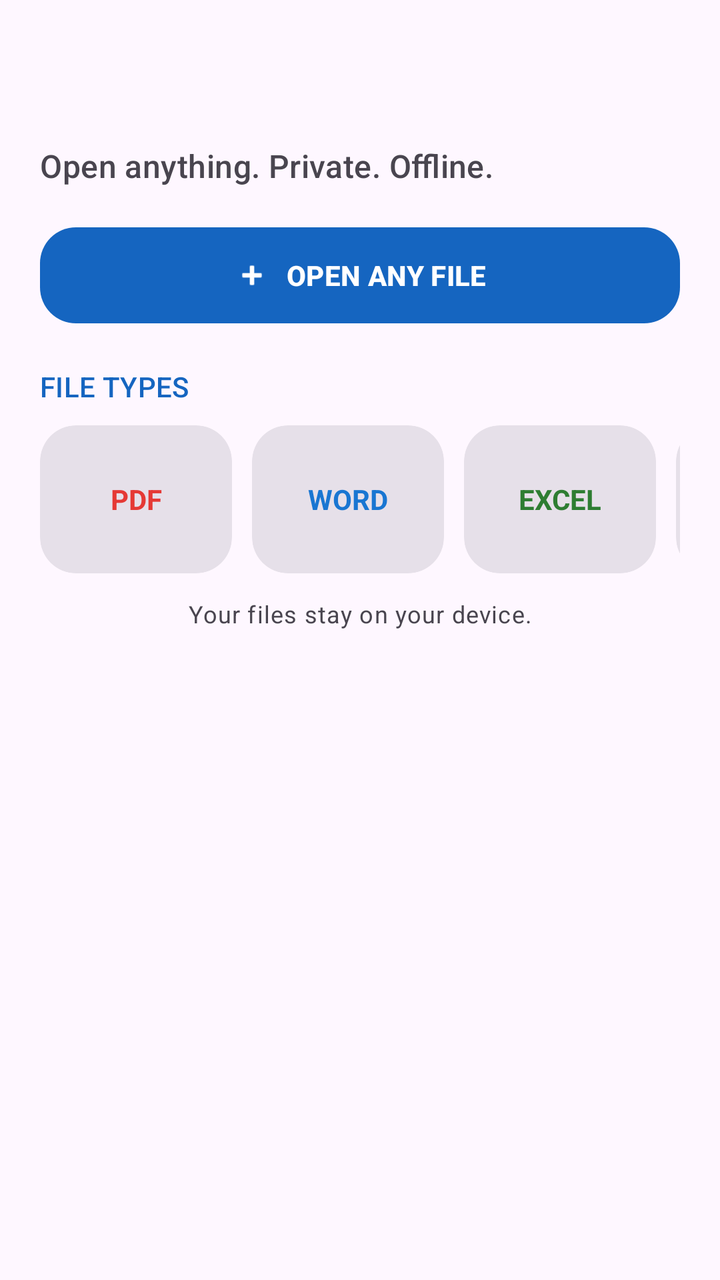
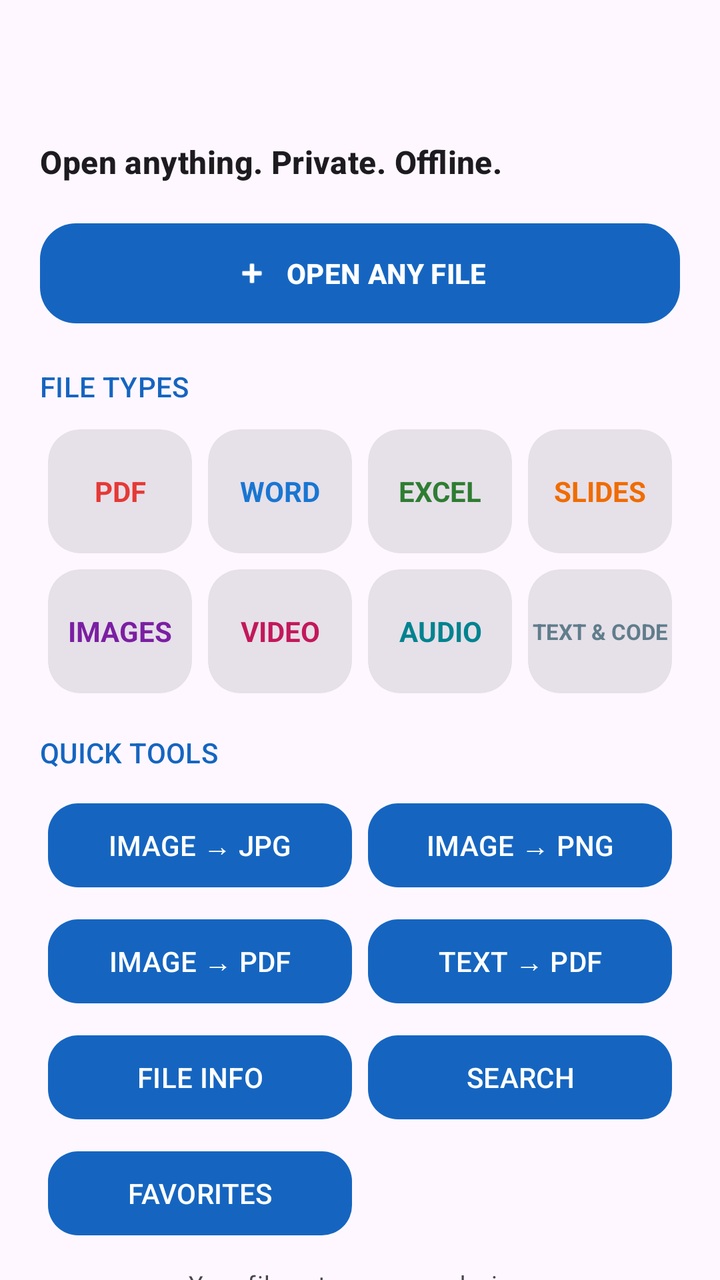

The first picture is an Android layout as it rendered before a commit; the second is the same layout after the commit. The layout source and the unified diff follow.
<!-- AndroidManifest.xml: application theme Theme.Gander -->
<!-- res/layout/activity_main.xml -->
<?xml version="1.0" encoding="utf-8"?>
<FrameLayout xmlns:android="http://schemas.android.com/apk/res/android"
    xmlns:app="http://schemas.android.com/apk/res-auto"
    android:id="@+id/root"
    android:layout_width="match_parent"
    android:layout_height="match_parent">

    <LinearLayout
        android:layout_width="match_parent"
        android:layout_height="match_parent"
        android:orientation="vertical">

        <com.google.android.material.appbar.MaterialToolbar
            android:id="@+id/toolbar"
            android:layout_width="match_parent"
            android:layout_height="?attr/actionBarSize"
            android:background="?attr/colorSurface"
            app:titleTextAppearance="?attr/textAppearanceTitleLarge" />

        <LinearLayout
            android:id="@+id/homeHero"
            android:layout_width="match_parent"
            android:layout_height="wrap_content"
            android:orientation="vertical"
            android:paddingStart="20dp"
            android:paddingEnd="20dp"
            android:paddingTop="8dp"
            android:paddingBottom="10dp">

            <TextView
                android:layout_width="match_parent"
                android:layout_height="wrap_content"
                android:text="@string/main_subtitle"
                android:textAppearance="?attr/textAppearanceTitleMedium"
                android:textColor="?attr/colorOnSurfaceVariant" />

            <com.google.android.material.button.MaterialButton
                android:id="@+id/openHeroButton"
                android:layout_width="match_parent"
                android:layout_height="56dp"
                android:layout_marginTop="16dp"
                android:text="@string/open_any_file"
                android:textStyle="bold"
                app:cornerRadius="18dp"
                app:icon="@android:drawable/ic_input_add"
                app:iconGravity="textStart" />

            <TextView
                android:layout_width="match_parent"
                android:layout_height="wrap_content"
                android:layout_marginTop="18dp"
                android:text="@string/file_types"
                android:textAppearance="?attr/textAppearanceLabelLarge"
                android:textColor="?attr/colorPrimary" />

            <HorizontalScrollView
                android:layout_width="match_parent"
                android:layout_height="wrap_content"
                android:layout_marginTop="10dp"
                android:clipToPadding="false"
                android:scrollbars="none">

                <LinearLayout
                    android:layout_width="wrap_content"
                    android:layout_height="wrap_content"
                    android:orientation="horizontal">

                    <com.google.android.material.card.MaterialCardView
                        android:id="@+id/typePdf"
                        style="@style/Widget.Material3.CardView.Filled"
                        android:layout_width="96dp"
                        android:layout_height="74dp"
                        android:layout_marginEnd="10dp"
                        android:clickable="true"
                        android:focusable="true"
                        app:cardCornerRadius="18dp">
                        <TextView
                            android:layout_width="match_parent"
                            android:layout_height="match_parent"
                            android:gravity="center"
                            android:text="@string/type_pdf"
                            android:textStyle="bold"
                            android:textColor="#E53935" />
                    </com.google.android.material.card.MaterialCardView>

                    <com.google.android.material.card.MaterialCardView
                        android:id="@+id/typeWord"
                        style="@style/Widget.Material3.CardView.Filled"
                        android:layout_width="96dp"
                        android:layout_height="74dp"
                        android:layout_marginEnd="10dp"
                        android:clickable="true"
                        android:focusable="true"
                        app:cardCornerRadius="18dp">
                        <TextView
                            android:layout_width="match_parent"
                            android:layout_height="match_parent"
                            android:gravity="center"
                            android:text="@string/type_word"
                            android:textStyle="bold"
                            android:textColor="#1976D2" />
                    </com.google.android.material.card.MaterialCardView>

                    <com.google.android.material.card.MaterialCardView
                        android:id="@+id/typeExcel"
                        style="@style/Widget.Material3.CardView.Filled"
                        android:layout_width="96dp"
                        android:layout_height="74dp"
                        android:layout_marginEnd="10dp"
                        android:clickable="true"
                        android:focusable="true"
                        app:cardCornerRadius="18dp">
                        <TextView
                            android:layout_width="match_parent"
                            android:layout_height="match_parent"
                            android:gravity="center"
                            android:text="@string/type_excel"
                            android:textStyle="bold"
                            android:textColor="#2E7D32" />
                    </com.google.android.material.card.MaterialCardView>

                    <com.google.android.material.card.MaterialCardView
                        android:id="@+id/typeSlides"
                        style="@style/Widget.Material3.CardView.Filled"
                        android:layout_width="96dp"
                        android:layout_height="74dp"
                        android:layout_marginEnd="10dp"
                        android:clickable="true"
                        android:focusable="true"
                        app:cardCornerRadius="18dp">
                        <TextView
                            android:layout_width="match_parent"
                            android:layout_height="match_parent"
                            android:gravity="center"
                            android:text="@string/type_slides"
                            android:textStyle="bold"
                            android:textColor="#EF6C00" />
                    </com.google.android.material.card.MaterialCardView>

                    <com.google.android.material.card.MaterialCardView
                        android:id="@+id/typeImages"
                        style="@style/Widget.Material3.CardView.Filled"
                        android:layout_width="96dp"
                        android:layout_height="74dp"
                        android:layout_marginEnd="10dp"
                        android:clickable="true"
                        android:focusable="true"
                        app:cardCornerRadius="18dp">
                        <TextView
                            android:layout_width="match_parent"
                            android:layout_height="match_parent"
                            android:gravity="center"
                            android:text="@string/type_images"
                            android:textStyle="bold"
                            android:textColor="#7B1FA2" />
                    </com.google.android.material.card.MaterialCardView>

                    <com.google.android.material.card.MaterialCardView
                        android:id="@+id/typeVideo"
                        style="@style/Widget.Material3.CardView.Filled"
                        android:layout_width="96dp"
                        android:layout_height="74dp"
                        android:layout_marginEnd="10dp"
                        android:clickable="true"
                        android:focusable="true"
                        app:cardCornerRadius="18dp">
                        <TextView
                            android:layout_width="match_parent"
                            android:layout_height="match_parent"
                            android:gravity="center"
                            android:text="@string/type_video"
                            android:textStyle="bold"
                            android:textColor="#C2185B" />
                    </com.google.android.material.card.MaterialCardView>

                    <com.google.android.material.card.MaterialCardView
                        android:id="@+id/typeAudio"
                        style="@style/Widget.Material3.CardView.Filled"
                        android:layout_width="96dp"
                        android:layout_height="74dp"
                        android:layout_marginEnd="10dp"
                        android:clickable="true"
                        android:focusable="true"
                        app:cardCornerRadius="18dp">
                        <TextView
                            android:layout_width="match_parent"
                            android:layout_height="match_parent"
                            android:gravity="center"
                            android:text="@string/type_audio"
                            android:textStyle="bold"
                            android:textColor="#00838F" />
                    </com.google.android.material.card.MaterialCardView>

                    <com.google.android.material.card.MaterialCardView
                        android:id="@+id/typeCode"
                        style="@style/Widget.Material3.CardView.Filled"
                        android:layout_width="112dp"
                        android:layout_height="74dp"
                        android:clickable="true"
                        android:focusable="true"
                        app:cardCornerRadius="18dp">
                        <TextView
                            android:layout_width="match_parent"
                            android:layout_height="match_parent"
                            android:gravity="center"
                            android:text="@string/type_code"
                            android:textStyle="bold"
                            android:textColor="#607D8B" />
                    </com.google.android.material.card.MaterialCardView>

                </LinearLayout>
            </HorizontalScrollView>

            <TextView
                android:layout_width="match_parent"
                android:layout_height="wrap_content"
                android:layout_marginTop="12dp"
                android:gravity="center_horizontal"
                android:text="@string/privacy_note"
                android:textAppearance="?attr/textAppearanceBodySmall"
                android:textColor="?attr/colorOnSurfaceVariant" />

        </LinearLayout>

        <androidx.recyclerview.widget.RecyclerView
            android:id="@+id/list"
            android:layout_width="match_parent"
            android:layout_height="0dp"
            android:layout_weight="1"
            android:clipToPadding="false"
            android:paddingBottom="24dp" />
    </LinearLayout>

    
    <com.google.android.material.floatingactionbutton.ExtendedFloatingActionButton
        android:id="@+id/openFab"
        android:layout_width="wrap_content"
        android:layout_height="wrap_content"
        android:visibility="gone"
        android:text="@string/open_a_file" />

</FrameLayout>
<!-- resources referenced by this layout -->
<resources>
  <string name="file_types">FILE TYPES</string>
  <string name="main_subtitle">Open anything. Private. Offline.</string>
  <string name="open_a_file">Open a file</string>
  <string name="open_any_file">OPEN ANY FILE</string>
  <string name="privacy_note">Your files stay on your device.</string>
  <string name="type_audio">AUDIO</string>
  <string name="type_code">TEXT &amp; CODE</string>
  <string name="type_excel">EXCEL</string>
  <string name="type_images">IMAGES</string>
  <string name="type_pdf">PDF</string>
  <string name="type_slides">SLIDES</string>
  <string name="type_video">VIDEO</string>
  <string name="type_word">WORD</string>
  <style name="Theme.Gander" parent="Theme.Material3.DayNight.NoActionBar">
          <item name="colorPrimary">@color/gander_primary</item>
          <item name="android:windowLightStatusBar">true</item>
      </style>
  <color name="gander_primary">#1565C0</color>
</resources>

<!-- the commit's change to res/layout/activity_main.xml (unified diff, before → after) -->
@@ -17,210 +17,103 @@
             android:background="?attr/colorSurface"
             app:titleTextAppearance="?attr/textAppearanceTitleLarge" />
 
-        <LinearLayout
+        <androidx.core.widget.NestedScrollView
             android:id="@+id/homeHero"
             android:layout_width="match_parent"
             android:layout_height="wrap_content"
-            android:orientation="vertical"
-            android:paddingStart="20dp"
-            android:paddingEnd="20dp"
-            android:paddingTop="8dp"
-            android:paddingBottom="10dp">
+            android:fillViewport="false"
+            android:overScrollMode="never">
 
-            <TextView
+            <LinearLayout
                 android:layout_width="match_parent"
                 android:layout_height="wrap_content"
-                android:text="@string/main_subtitle"
-                android:textAppearance="?attr/textAppearanceTitleMedium"
-                android:textColor="?attr/colorOnSurfaceVariant" />
+                android:orientation="vertical"
+                android:paddingStart="20dp"
+                android:paddingEnd="20dp"
+                android:paddingTop="6dp"
+                android:paddingBottom="10dp">
 
-            <com.google.android.material.button.MaterialButton
-                android:id="@+id/openHeroButton"
-                android:layout_width="match_parent"
-                android:layout_height="56dp"
-                android:layout_marginTop="16dp"
-                android:text="@string/open_any_file"
-                android:textStyle="bold"
-                app:cornerRadius="18dp"
-                app:icon="@android:drawable/ic_input_add"
-                app:iconGravity="textStart" />
+                <TextView
+                    android:layout_width="match_parent"
+                    android:layout_height="wrap_content"
+                    android:text="@string/main_subtitle"
+                    android:textAppearance="?attr/textAppearanceTitleMedium"
+                    android:textStyle="bold"
+                    android:textColor="?attr/colorOnSurface" />
 
-            <TextView
-                android:layout_width="match_parent"
-                android:layout_height="wrap_content"
-                android:layout_marginTop="18dp"
-                android:text="@string/file_types"
-                android:textAppearance="?attr/textAppearanceLabelLarge"
-                android:textColor="?attr/colorPrimary" />
+                <com.google.android.material.button.MaterialButton
+                    android:id="@+id/openHeroButton"
+                    android:layout_width="match_parent"
+                    android:layout_height="58dp"
+                    android:layout_marginTop="16dp"
+                    android:text="@string/open_any_file"
+                    android:textStyle="bold"
+                    app:cornerRadius="18dp"
+                    app:icon="@android:drawable/ic_input_add"
+                    app:iconGravity="textStart" />
 
-            <HorizontalScrollView
-                android:layout_width="match_parent"
-                android:layout_height="wrap_content"
-                android:layout_marginTop="10dp"
-                android:clipToPadding="false"
-                android:scrollbars="none">
+                <TextView
+                    android:layout_width="match_parent"
+                    android:layout_height="wrap_content"
+                    android:layout_marginTop="18dp"
+                    android:text="@string/file_types"
+                    android:textAppearance="?attr/textAppearanceLabelLarge"
+                    android:textColor="?attr/colorPrimary" />
 
-                <LinearLayout
-                    android:layout_width="wrap_content"
+                <GridLayout
+                    android:layout_width="match_parent"
                     android:layout_height="wrap_content"
-                    android:orientation="horizontal">
+                    android:layout_marginTop="8dp"
+                    android:columnCount="4"
+                    android:rowCount="2"
+                    android:useDefaultMargins="true">
 
-                    <com.google.android.material.card.MaterialCardView
-                        android:id="@+id/typePdf"
-                        style="@style/Widget.Material3.CardView.Filled"
-                        android:layout_width="96dp"
-                        android:layout_height="74dp"
-                        android:layout_marginEnd="10dp"
-                        android:clickable="true"
-                        android:focusable="true"
-                        app:cardCornerRadius="18dp">
-                        <TextView
-                            android:layout_width="match_parent"
-                            android:layout_height="match_parent"
-                            android:gravity="center"
-                            android:text="@string/type_pdf"
-                            android:textStyle="bold"
-                            android:textColor="#E53935" />
-                    </com.google.android.material.card.MaterialCardView>
+                    <com.google.android.material.card.MaterialCardView android:id="@+id/typePdf" style="@style/Widget.Material3.CardView.Filled" android:layout_width="0dp" android:layout_height="62dp" android:layout_columnWeight="1" android:clickable="true" android:focusable="true" app:cardCornerRadius="16dp"><TextView android:layout_width="match_parent" android:layout_height="match_parent" android:gravity="center" android:text="@string/type_pdf" android:textStyle="bold" android:textColor="#E53935"/></com.google.android.material.card.MaterialCardView>
+                    <com.google.android.material.card.MaterialCardView android:id="@+id/typeWord" style="@style/Widget.Material3.CardView.Filled" android:layout_width="0dp" android:layout_height="62dp" android:layout_columnWeight="1" android:clickable="true" android:focusable="true" app:cardCornerRadius="16dp"><TextView android:layout_width="match_parent" android:layout_height="match_parent" android:gravity="center" android:text="@string/type_word" android:textStyle="bold" android:textColor="#1976D2"/></com.google.android.material.card.MaterialCardView>
+                    <com.google.android.material.card.MaterialCardView android:id="@+id/typeExcel" style="@style/Widget.Material3.CardView.Filled" android:layout_width="0dp" android:layout_height="62dp" android:layout_columnWeight="1" android:clickable="true" android:focusable="true" app:cardCornerRadius="16dp"><TextView android:layout_width="match_parent" android:layout_height="match_parent" android:gravity="center" android:text="@string/type_excel" android:textStyle="bold" android:textColor="#2E7D32"/></com.google.android.material.card.MaterialCardView>
+                    <com.google.android.material.card.MaterialCardView android:id="@+id/typeSlides" style="@style/Widget.Material3.CardView.Filled" android:layout_width="0dp" android:layout_height="62dp" android:layout_columnWeight="1" android:clickable="true" android:focusable="true" app:cardCornerRadius="16dp"><TextView android:layout_width="match_parent" android:layout_height="match_parent" android:gravity="center" android:text="@string/type_slides" android:textStyle="bold" android:textColor="#EF6C00"/></com.google.android.material.card.MaterialCardView>
 
-                    <com.google.android.material.card.MaterialCardView
-                        android:id="@+id/typeWord"
-                        style="@style/Widget.Material3.CardView.Filled"
-                        android:layout_width="96dp"
-                        android:layout_height="74dp"
-                        android:layout_marginEnd="10dp"
-                        android:clickable="true"
-                        android:focusable="true"
-                        app:cardCornerRadius="18dp">
-                        <TextView
-                            android:layout_width="match_parent"
-                            android:layout_height="match_parent"
-                            android:gravity="center"
-                            android:text="@string/type_word"
-                            android:textStyle="bold"
-                            android:textColor="#1976D2" />
-                    </com.google.android.material.card.MaterialCardView>
+                    <com.google.android.material.card.MaterialCardView android:id="@+id/typeImages" style="@style/Widget.Material3.CardView.Filled" android:layout_width="0dp" android:layout_height="62dp" android:layout_columnWeight="1" android:clickable="true" android:focusable="true" app:cardCornerRadius="16dp"><TextView android:layout_width="match_parent" android:layout_height="match_parent" android:gravity="center" android:text="@string/type_images" android:textStyle="bold" android:textColor="#7B1FA2"/></com.google.android.material.card.MaterialCardView>
+                    <com.google.android.material.card.MaterialCardView android:id="@+id/typeVideo" style="@style/Widget.Material3.CardView.Filled" android:layout_width="0dp" android:layout_height="62dp" android:layout_columnWeight="1" android:clickable="true" android:focusable="true" app:cardCornerRadius="16dp"><TextView android:layout_width="match_parent" android:layout_height="match_parent" android:gravity="center" android:text="@string/type_video" android:textStyle="bold" android:textColor="#C2185B"/></com.google.android.material.card.MaterialCardView>
+                    <com.google.android.material.card.MaterialCardView android:id="@+id/typeAudio" style="@style/Widget.Material3.CardView.Filled" android:layout_width="0dp" android:layout_height="62dp" android:layout_columnWeight="1" android:clickable="true" android:focusable="true" app:cardCornerRadius="16dp"><TextView android:layout_width="match_parent" android:layout_height="match_parent" android:gravity="center" android:text="@string/type_audio" android:textStyle="bold" android:textColor="#00838F"/></com.google.android.material.card.MaterialCardView>
+                    <com.google.android.material.card.MaterialCardView android:id="@+id/typeCode" style="@style/Widget.Material3.CardView.Filled" android:layout_width="0dp" android:layout_height="62dp" android:layout_columnWeight="1" android:clickable="true" android:focusable="true" app:cardCornerRadius="16dp"><TextView android:layout_width="match_parent" android:layout_height="match_parent" android:gravity="center" android:text="@string/type_code" android:textSize="11sp" android:textStyle="bold" android:textColor="#607D8B"/></com.google.android.material.card.MaterialCardView>
+                </GridLayout>
 
-                    <com.google.android.material.card.MaterialCardView
-                        android:id="@+id/typeExcel"
-                        style="@style/Widget.Material3.CardView.Filled"
-                        android:layout_width="96dp"
-                        android:layout_height="74dp"
-                        android:layout_marginEnd="10dp"
-                        android:clickable="true"
-                        android:focusable="true"
-                        app:cardCornerRadius="18dp">
-                        <TextView
-                            android:layout_width="match_parent"
-                            android:layout_height="match_parent"
-                            android:gravity="center"
-                            android:text="@string/type_excel"
-                            android:textStyle="bold"
-                            android:textColor="#2E7D32" />
-                    </com.google.android.material.card.MaterialCardView>
+                <TextView
+                    android:layout_width="match_parent"
+                    android:layout_height="wrap_content"
+                    android:layout_marginTop="16dp"
+                    android:text="@string/quick_tools"
+                    android:textAppearance="?attr/textAppearanceLabelLarge"
+                    android:textColor="?attr/colorPrimary" />
 
-                    <com.google.android.material.card.MaterialCardView
-                        android:id="@+id/typeSlides"
-                        style="@style/Widget.Material3.CardView.Filled"
-                        android:layout_width="96dp"
-                        android:layout_height="74dp"
-                        android:layout_marginEnd="10dp"
-                        android:clickable="true"
-                        android:focusable="true"
-                        app:cardCornerRadius="18dp">
-                        <TextView
-                            android:layout_width="match_parent"
-                            android:layout_height="match_parent"
-                            android:gravity="center"
-                            android:text="@string/type_slides"
-                            android:textStyle="bold"
-                            android:textColor="#EF6C00" />
-                    </com.google.android.material.card.MaterialCardView>
+                <GridLayout
+                    android:layout_width="match_parent"
+                    android:layout_height="wrap_content"
+                    android:layout_marginTop="8dp"
+                    android:columnCount="2"
+                    android:useDefaultMargins="true">
 
-                    <com.google.android.material.card.MaterialCardView
-                        android:id="@+id/typeImages"
-                        style="@style/Widget.Material3.CardView.Filled"
-                        android:layout_width="96dp"
-                        android:layout_height="74dp"
-                        android:layout_marginEnd="10dp"
-                        android:clickable="true"
-                        android:focusable="true"
-                        app:cardCornerRadius="18dp">
-                        <TextView
-                            android:layout_width="match_parent"
-                            android:layout_height="match_parent"
-                            android:gravity="center"
-                            android:text="@string/type_images"
-                            android:textStyle="bold"
-                            android:textColor="#7B1FA2" />
-                    </com.google.android.material.card.MaterialCardView>
+                    <com.google.android.material.button.MaterialButton android:id="@+id/toolJpg" android:layout_width="0dp" android:layout_height="50dp" android:layout_columnWeight="1" android:text="@string/tool_jpg" app:cornerRadius="15dp"/>
+                    <com.google.android.material.button.MaterialButton android:id="@+id/toolPng" android:layout_width="0dp" android:layout_height="50dp" android:layout_columnWeight="1" android:text="@string/tool_png" app:cornerRadius="15dp"/>
+                    <com.google.android.material.button.MaterialButton android:id="@+id/toolImagePdf" android:layout_width="0dp" android:layout_height="50dp" android:layout_columnWeight="1" android:text="@string/tool_image_pdf" app:cornerRadius="15dp"/>
+                    <com.google.android.material.button.MaterialButton android:id="@+id/toolTextPdf" android:layout_width="0dp" android:layout_height="50dp" android:layout_columnWeight="1" android:text="@string/tool_text_pdf" app:cornerRadius="15dp"/>
+                    <com.google.android.material.button.MaterialButton android:id="@+id/toolInfo" android:layout_width="0dp" android:layout_height="50dp" android:layout_columnWeight="1" android:text="@string/tool_info" app:cornerRadius="15dp"/>
+                    <com.google.android.material.button.MaterialButton android:id="@+id/toolSearch" android:layout_width="0dp" android:layout_height="50dp" android:layout_columnWeight="1" android:text="@string/tool_search" app:cornerRadius="15dp"/>
+                    <com.google.android.material.button.MaterialButton android:id="@+id/toolFavorites" android:layout_width="0dp" android:layout_height="50dp" android:layout_columnWeight="1" android:text="@string/tool_favorites" app:cornerRadius="15dp"/>
 
-                    <com.google.android.material.card.MaterialCardView
-                        android:id="@+id/typeVideo"
-                        style="@style/Widget.Material3.CardView.Filled"
-                        android:layout_width="96dp"
-                        android:layout_height="74dp"
-                        android:layout_marginEnd="10dp"
-                        android:clickable="true"
-                        android:focusable="true"
-                        app:cardCornerRadius="18dp">
-                        <TextView
-                            android:layout_width="match_parent"
-                            android:layout_height="match_parent"
-                            android:gravity="center"
-                            android:text="@string/type_video"
-                            android:textStyle="bold"
-                            android:textColor="#C2185B" />
-                    </com.google.android.material.card.MaterialCardView>
+                </GridLayout>
 
-                    <com.google.android.material.card.MaterialCardView
-                        android:id="@+id/typeAudio"
-                        style="@style/Widget.Material3.CardView.Filled"
-                        android:layout_width="96dp"
-                        android:layout_height="74dp"
-                        android:layout_marginEnd="10dp"
-                        android:clickable="true"
-                        android:focusable="true"
-                        app:cardCornerRadius="18dp">
-                        <TextView
-                            android:layout_width="match_parent"
-                            android:layout_height="match_parent"
-                            android:gravity="center"
-                            android:text="@string/type_audio"
-                            android:textStyle="bold"
-                            android:textColor="#00838F" />
-                    </com.google.android.material.card.MaterialCardView>
-
-                    <com.google.android.material.card.MaterialCardView
-                        android:id="@+id/typeCode"
-                        style="@style/Widget.Material3.CardView.Filled"
-                        android:layout_width="112dp"
-                        android:layout_height="74dp"
-                        android:clickable="true"
-                        android:focusable="true"
-                        app:cardCornerRadius="18dp">
-                        <TextView
-                            android:layout_width="match_parent"
-                            android:layout_height="match_parent"
-                            android:gravity="center"
-                            android:text="@string/type_code"
-                            android:textStyle="bold"
-                            android:textColor="#607D8B" />
-                    </com.google.android.material.card.MaterialCardView>
-
-                </LinearLayout>
-            </HorizontalScrollView>
-
-            <TextView
-                android:layout_width="match_parent"
-                android:layout_height="wrap_content"
-                android:layout_marginTop="12dp"
-                android:gravity="center_horizontal"
-                android:text="@string/privacy_note"
-                android:textAppearance="?attr/textAppearanceBodySmall"
-                android:textColor="?attr/colorOnSurfaceVariant" />
-
-        </LinearLayout>
+                <TextView
+                    android:layout_width="match_parent"
+                    android:layout_height="wrap_content"
+                    android:layout_marginTop="8dp"
+                    android:gravity="center"
+                    android:text="@string/privacy_note"
+                    android:textAppearance="?attr/textAppearanceBodySmall"
+                    android:textColor="?attr/colorOnSurfaceVariant" />
+            </LinearLayout>
+        </androidx.core.widget.NestedScrollView>
 
         <androidx.recyclerview.widget.RecyclerView
             android:id="@+id/list"
@@ -228,15 +121,14 @@
             android:layout_height="0dp"
             android:layout_weight="1"
             android:clipToPadding="false"
-            android:paddingBottom="24dp" />
+            android:paddingBottom="20dp" />
+
     </LinearLayout>
 
-    
     <com.google.android.material.floatingactionbutton.ExtendedFloatingActionButton
         android:id="@+id/openFab"
         android:layout_width="wrap_content"
         android:layout_height="wrap_content"
         android:visibility="gone"
         android:text="@string/open_a_file" />
-
 </FrameLayout>
<!-- resource entries referenced after the edit -->
@@ -5,6 +5,14 @@
   <string name="open_a_file">Open a file</string>
   <string name="open_any_file">OPEN ANY FILE</string>
   <string name="privacy_note">Your files stay on your device.</string>
+  <string name="quick_tools">QUICK TOOLS</string>
+  <string name="tool_favorites">FAVORITES</string>
+  <string name="tool_image_pdf">IMAGE → PDF</string>
+  <string name="tool_info">FILE INFO</string>
+  <string name="tool_jpg">IMAGE → JPG</string>
+  <string name="tool_png">IMAGE → PNG</string>
+  <string name="tool_search">SEARCH</string>
+  <string name="tool_text_pdf">TEXT → PDF</string>
   <string name="type_audio">AUDIO</string>
   <string name="type_code">TEXT &amp; CODE</string>
   <string name="type_excel">EXCEL</string>
